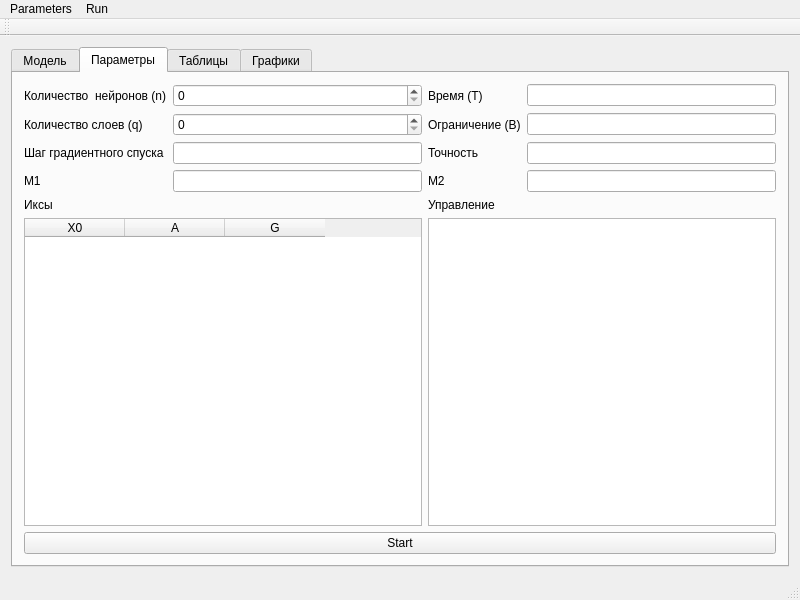
Above: mainwindow.ui from ArtyomLyubeznov/ONN before the change. Below: the same form after it.
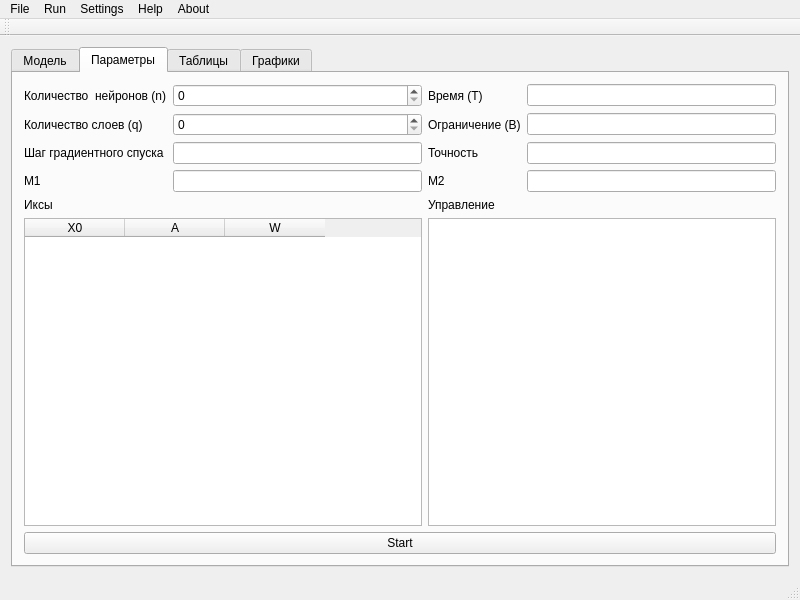
That is the form after the change. Custom widgets are drawn as their Qt base class.

Commit message: add function headers

Diff of the .ui file:
```diff
--- a/mainwindow.ui
+++ b/mainwindow.ui
@@ -165,7 +165,7 @@
             </column>
             <column>
              <property name="text">
-              <string>G</string>
+              <string>W</string>
              </property>
             </column>
            </widget>
@@ -271,7 +271,7 @@
    </property>
    <widget class="QMenu" name="menuParameters">
     <property name="title">
-     <string>Parameters</string>
+     <string>File</string>
     </property>
     <addaction name="actionSave"/>
     <addaction name="actionLoad"/>
@@ -281,8 +281,26 @@
      <string>Run</string>
     </property>
    </widget>
+   <widget class="QMenu" name="menuSettings">
+    <property name="title">
+     <string>Settings</string>
+    </property>
+   </widget>
+   <widget class="QMenu" name="menuHelp">
+    <property name="title">
+     <string>Help</string>
+    </property>
+   </widget>
+   <widget class="QMenu" name="menuAbout">
+    <property name="title">
+     <string>About</string>
+    </property>
+   </widget>
    <addaction name="menuParameters"/>
    <addaction name="menuRun"/>
+   <addaction name="menuSettings"/>
+   <addaction name="menuHelp"/>
+   <addaction name="menuAbout"/>
   </widget>
   <widget class="QToolBar" name="mainToolBar">
    <attribute name="toolBarArea">
```
The commit also changes 2 other files.
